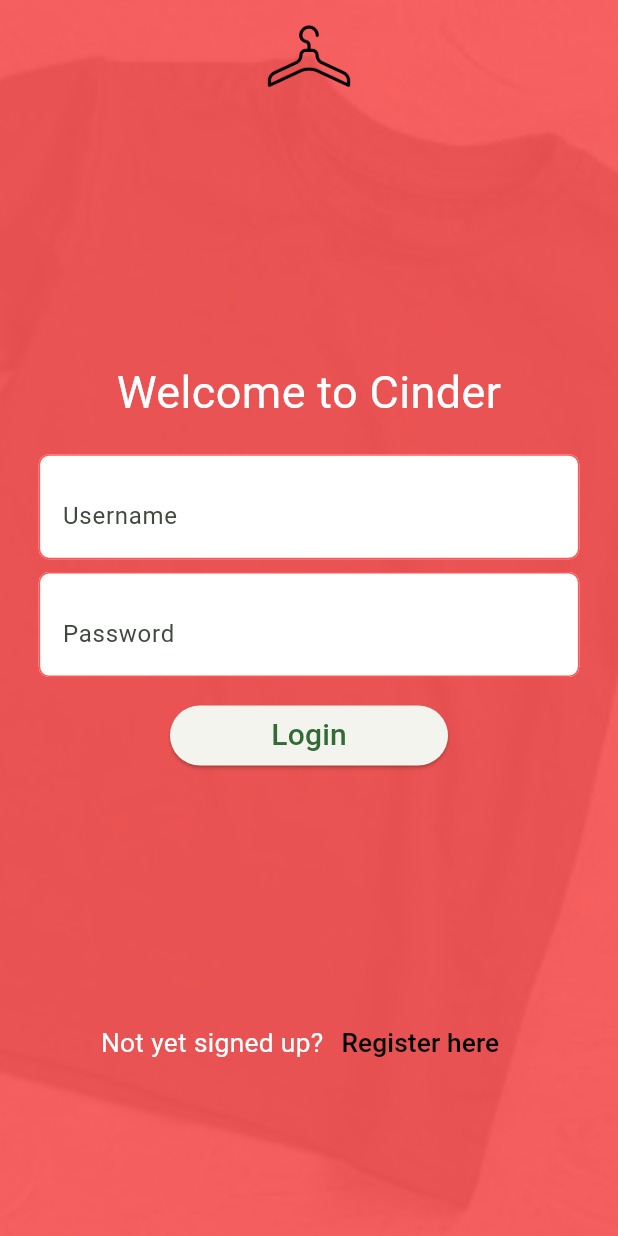
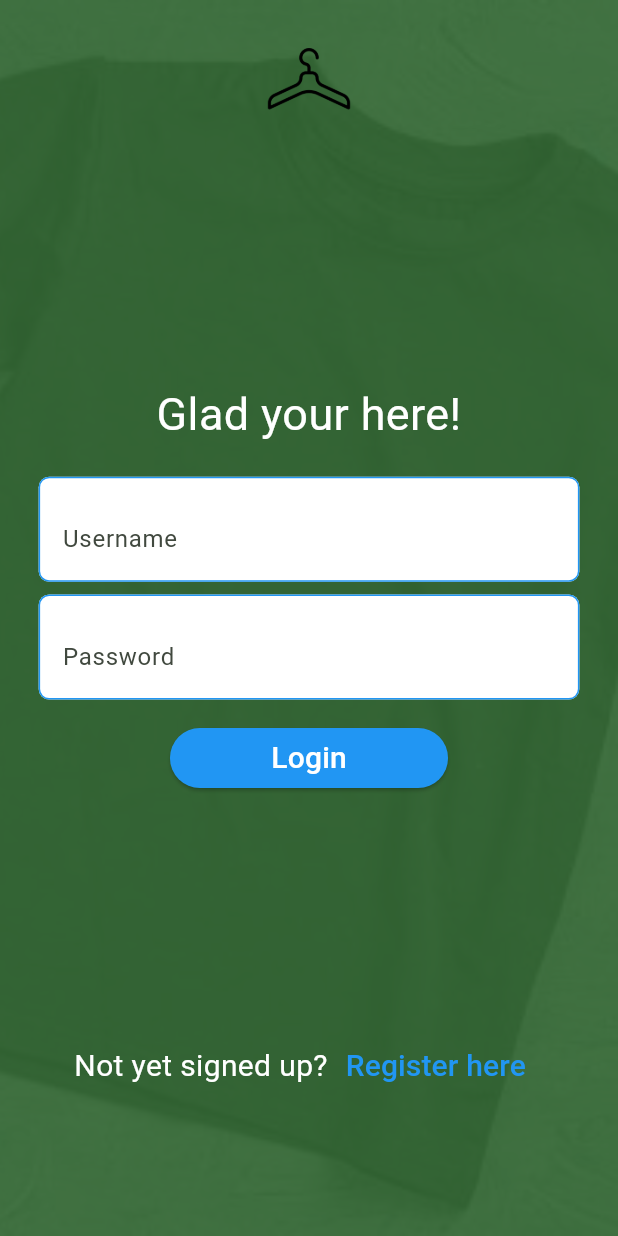
Before and after one commit to Fiversity-1/StyleSwap, a Flutter app: the screen it shows after launch, after a tap on "Log in", on a phone screen of 412 x 824 dp. Run offline on Flutter 3.47's test engine with Material 3 defaults, Android fonts, the phone set to English and light mode, and no system bars; our stand-ins replace flutter_hooks, im_stepper, image_picker.

Commit message:
UI Theme Updating. Changed AppBar/NavBar/Elevated Button Themes. Added Primary Colour Scheme, 90% of colours should change from main now. Added event icon instead of pokeball for community section.

```diff
--- a/lib/features/clothing/presentation/swipe.dart
+++ b/lib/features/clothing/presentation/swipe.dart
@@ -26,7 +26,7 @@ class _SwipePageState extends State<SwipePage> {
     double height = MediaQuery.of(context).size.height;
     double width = MediaQuery.of(context).size.width;
     return Scaffold(
-      backgroundColor: const Color.fromRGBO(255, 87, 87, 1),
+      backgroundColor: Theme.of(context).primaryColor,
       bottomNavigationBar: const CustomBottomNavBar(
         currentIndex: 1,
       ),
--- a/lib/features/signup/presentation/login.dart
+++ b/lib/features/signup/presentation/login.dart
@@ -17,7 +17,7 @@ class _LoginState extends State<Login> {
     double height = MediaQuery.of(context).size.height;
     double width = MediaQuery.of(context).size.width;
     return Scaffold(
-      backgroundColor: const Color.fromRGBO(255, 87, 87, 1),
+      backgroundColor: Theme.of(context).primaryColor,
       body: Center(
           child: Stack(
         children: [
@@ -29,17 +29,20 @@ class _LoginState extends State<Login> {
           ),
           Column(
             children: [
-              Image.asset(
-                'lib/images/hanger.png',
-                height: 75,
-                width: 75,
+              Padding(
+                padding: const EdgeInsets.only(top: (15.0)),
+                child: Image.asset(
+                  'lib/images/hanger.png',
+                  height: 75,
+                  width: 75,
+                ),
               ),
               SizedBox(
                 height: height * 0.2,
                 width: width,
               ),
               const Text(
-                'Welcome to Cinder',
+                'Glad your here!',
                 textAlign: TextAlign.center,
                 style: TextStyle(fontSize: 30, color: Colors.white),
               ),
@@ -53,14 +56,13 @@ class _LoginState extends State<Login> {
                     decoration: InputDecoration(
                       enabledBorder: OutlineInputBorder(
                           borderRadius: BorderRadius.circular(7),
-                          borderSide: const BorderSide(
-                              color: Color.fromRGBO(255, 87, 87, 1))),
+                          borderSide: const BorderSide(color: Colors.blue)),
                       hintText: 'Username',
                       filled: true,
                       fillColor: Colors.white,
                       suffix: IconButton(
                         icon: const Icon(Icons.clear),
-                        color: const Color.fromRGBO(255, 87, 87, 1),
+                        color: Colors.black,
                         onPressed: () {
                           _submitCreds.clear();
                         },
@@ -77,14 +79,13 @@ class _LoginState extends State<Login> {
                   decoration: InputDecoration(
                     enabledBorder: OutlineInputBorder(
                         borderRadius: BorderRadius.circular(7),
-                        borderSide: const BorderSide(
-                            color: Color.fromRGBO(255, 87, 87, 1))),
+                        borderSide: const BorderSide(color: Colors.blue)),
                     hintText: 'Password',
                     filled: true,
                     fillColor: Colors.white,
                     suffix: IconButton(
                       icon: const Icon(Icons.clear),
-                      color: const Color.fromRGBO(255, 87, 87, 1),
+                      color: Colors.black,
                       onPressed: () {
                         _submitCreds.clear();
                       },
@@ -114,12 +115,12 @@ class _LoginState extends State<Login> {
                   children: [
                     const Text(
                       'Not yet signed up?',
-                      style: TextStyle(fontSize: 17.5, color: Colors.white),
+                      style: TextStyle(fontSize: 20, color: Colors.white),
                     ),
                     TextButton(
                       child: const Text(
                         'Register here',
-                        style: TextStyle(fontSize: 17.5, color: Colors.black),
+                        style: TextStyle(fontSize: 20, color: Colors.blue),
                       ),
                       onPressed: () {
                         Navigator.pushNamed(context, '/signup');
--- a/lib/features/signup/presentation/signup.dart
+++ b/lib/features/signup/presentation/signup.dart
@@ -9,7 +9,7 @@ class SignUp extends StatelessWidget {
   @override
   Widget build(BuildContext context) {
     return Scaffold(
-      backgroundColor: const Color.fromRGBO(255, 87, 87, 1),
+      backgroundColor: Theme.of(context).primaryColor,
       appBar: const PreferredSize(
         preferredSize: Size.fromHeight(50),
         child: CustomTopAppBar(),
--- a/lib/features/signup/presentation/startpage.dart
+++ b/lib/features/signup/presentation/startpage.dart
@@ -10,7 +10,7 @@ class StartPage extends StatelessWidget {
     double height = MediaQuery.of(context).size.height;
     double width = MediaQuery.of(context).size.width;
     return Scaffold(
-      backgroundColor: const Color.fromRGBO(255, 87, 87, 1),
+      backgroundColor: Theme.of(context).primaryColor,
       body: Center(
         child: SizedBox(
           height: height,
@@ -37,7 +37,7 @@ class StartPage extends StatelessWidget {
                     mainAxisAlignment: MainAxisAlignment.center,
                     children: [
                       Text(
-                        'Cinder',
+                        'StyleSwap',
                         textAlign: TextAlign.center,
                         style: Theme.of(context).textTheme.headlineLarge,
                       ),
@@ -86,11 +86,14 @@ class StartPage extends StatelessWidget {
                   ),
                 ),
               ),
-              Image.asset(
-                'lib/images/hanger.png',
-                height: 75,
-                width: 75,
-              ),
+              Padding(
+                padding: const EdgeInsets.only(top: (15.0)),
+                child: Image.asset(
+                  'lib/images/hanger.png',
+                  height: 75,
+                  width: 75,
+                ),
+              )
             ],
           ),
         ),
--- a/lib/main.dart
+++ b/lib/main.dart
@@ -21,17 +21,31 @@ class MyApp extends StatelessWidget {
     return MaterialApp(
       theme: ThemeData(
         useMaterial3: true,
-        colorScheme: ColorScheme.fromSeed(seedColor: const Color.fromARGB(255, 107, 163, 104),
-            dynamicSchemeVariant: DynamicSchemeVariant.fidelity,),
+        colorScheme: ColorScheme.fromSeed(
+          seedColor: const Color.fromARGB(255, 107, 163, 104),
+          dynamicSchemeVariant: DynamicSchemeVariant.fidelity,
+        ),
         brightness: Brightness.light,
+        elevatedButtonTheme: ElevatedButtonThemeData(
+          style: ElevatedButton.styleFrom(
+            backgroundColor: Colors.blue,
+            foregroundColor: Colors.white,
+            shape: RoundedRectangleBorder(
+              borderRadius: BorderRadius.circular(20),
+            ),
+          ),
+        ),
+        appBarTheme: const AppBarTheme(
+          color: Color.fromARGB(255, 107, 163, 104),
+        ),
         textTheme: const TextTheme(
           headlineLarge: TextStyle(
             fontSize: 42,
-            color: Colors.black,
+            color: Colors.white,
           ),
           headlineMedium: TextStyle(
             fontSize: 26,
-            color: Colors.black,
+            color: Colors.white,
           ),
           headlineSmall: TextStyle(
             fontSize: 26,
@@ -39,7 +53,7 @@ class MyApp extends StatelessWidget {
           ),
           bodySmall: TextStyle(
             fontSize: 22,
-            color: Colors.black,
+            color: Colors.white,
           ),
         ),
       ),
--- a/lib/widgets/custom_bottom_nav_bar.dart
+++ b/lib/widgets/custom_bottom_nav_bar.dart
@@ -34,7 +34,7 @@ class CustomBottomNavBar extends StatelessWidget {
       ],
       currentIndex: currentIndex,
       onTap: (index) => _onItemTapped(context, index),
-      selectedItemColor: Colors.red,
+      selectedItemColor: Colors.blue,
       unselectedItemColor: Colors.grey,
       backgroundColor: Colors.white,
     );
--- a/lib/widgets/custom_top_app_bar.dart
+++ b/lib/widgets/custom_top_app_bar.dart
@@ -6,11 +6,10 @@ class CustomTopAppBar extends StatelessWidget {
   @override
   Widget build(BuildContext context) {
     return AppBar(
-      backgroundColor: Theme.of(context).primaryColor,
       title: Image.asset(
         'lib/images/hanger.png',
-        height: 80,
-        width: 80,
+        height: 75,
+        width: 75,
       ),
       centerTitle: true,
       leading: IconButton(onPressed: () {}, icon: const Icon(Icons.menu)),
```
Also changed, not shown: lib/features/clothing/presentation/add_clothing_item.dart (+47 -36 lines), lib/features/clothing/presentation/search.dart (+7 -4 lines), lib/features/messaging/messagechat.dart (+3 -4 lines), lib/features/messaging/messageinbox.dart (+5 -13 lines).
